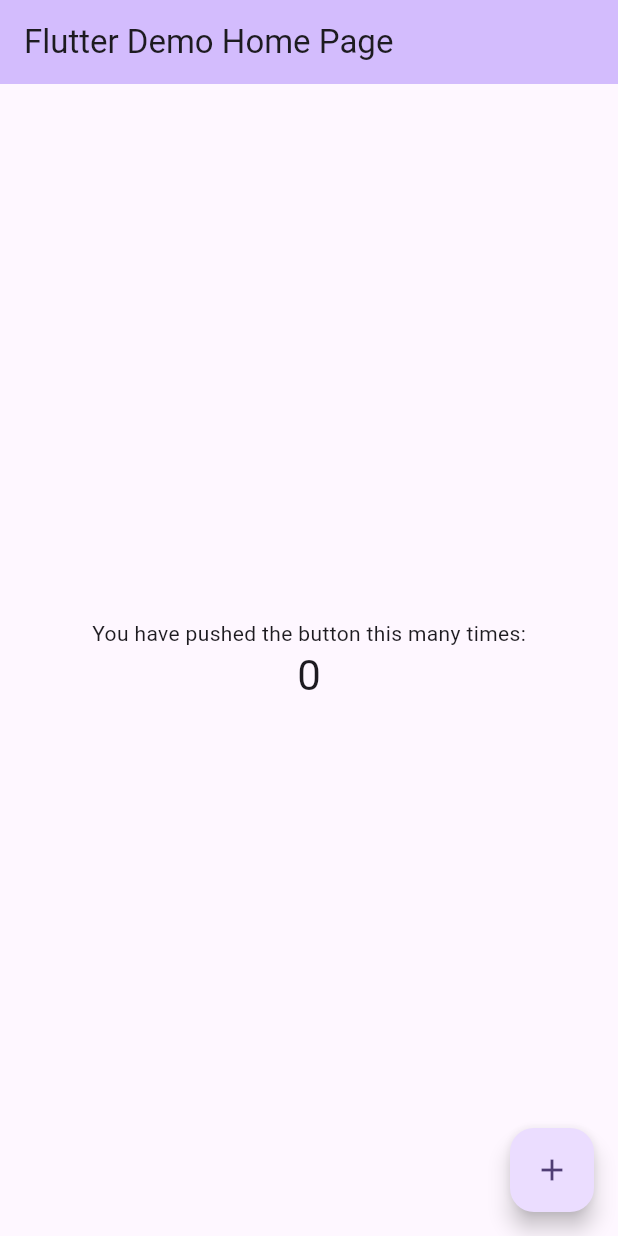
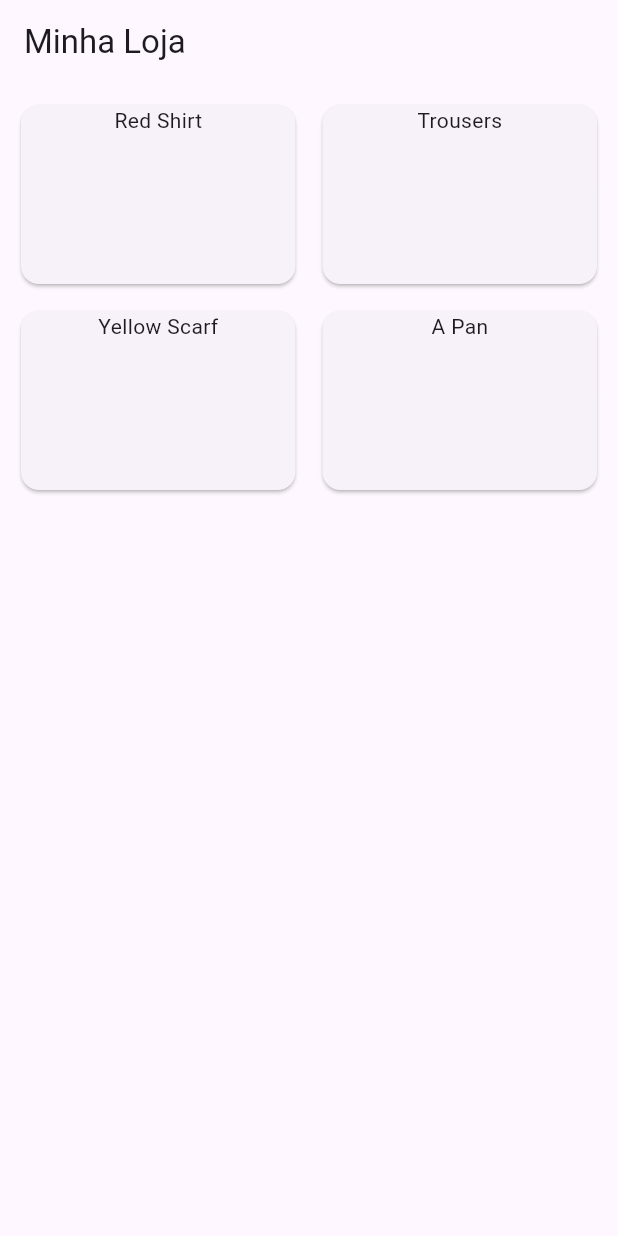
Before and after one commit to danilofreeire/minha-loja, a Flutter app: the screen it shows after launch, on a phone screen of 412 x 824 dp. Run offline on Flutter 3.47's test engine with Material 3 defaults, Android fonts, the phone set to English and light mode, and no system bars.

Commit message:
tela inicial que mostra os produtos em forma de grid

```diff
--- /dev/null
+++ b/lib/data/dummy_data.dart
@@ -0,0 +1,35 @@
+import 'package:minha_loja/models/product.dart';
+
+final dummyProduct = [
+  Product(
+    id: 'p1',
+    title: 'Red Shirt',
+    description: 'A red shirt - it is pretty red!',
+    price: 29.99,
+    imageUrl:
+        'https://cdn.pixabay.com/photo/2016/10/02/22/17/red-t-shirt-1710578_1280.jpg',
+  ),
+  Product(
+    id: 'p2',
+    title: 'Trousers',
+    description: 'A nice pair of trousers.',
+    price: 59.99,
+    imageUrl:
+        'https://upload.wikimedia.org/wikipedia/commons/thumb/e/e8/Trousers%2C_dress_%28AM_1960.022-8%29.jpg/512px-Trousers%2C_dress_%28AM_1960.022-8%29.jpg',
+  ),
+  Product(
+    id: 'p3',
+    title: 'Yellow Scarf',
+    description: 'Warm and cozy - exactly what you need for the winter.',
+    price: 19.99,
+    imageUrl: 'https://live.staticflickr.com/4043/4438260868_cc79b3369d_z.jpg',
+  ),
+  Product(
+    id: 'p4',
+    title: 'A Pan',
+    description: 'Prepare any meal you want.',
+    price: 49.99,
+    imageUrl:
+        'https://upload.wikimedia.org/wikipedia/commons/thumb/1/14/Cast-Iron-Pan.jpg/1024px-Cast-Iron-Pan.jpg',
+  ),
+];
--- a/lib/main.dart
+++ b/lib/main.dart
@@ -1,122 +1,22 @@
 import 'package:flutter/material.dart';
+import 'package:minha_loja/views/prodcuts_overview_view.dart';
 
 void main() {
   runApp(const MyApp());
 }
 
 class MyApp extends StatelessWidget {
-  const MyApp({super.key});
+  const MyApp({Key? key}) : super(key: key);
 
   // This widget is the root of your application.
   @override
   Widget build(BuildContext context) {
     return MaterialApp(
       title: 'Flutter Demo',
-      theme: ThemeData(
-        // This is the theme of your application.
-        //
-        // TRY THIS: Try running your application with "flutter run". You'll see
-        // the application has a purple toolbar. Then, without quitting the app,
-        // try changing the seedColor in the colorScheme below to Colors.green
-        // and then invoke "hot reload" (save your changes or press the "hot
-        // reload" button in a Flutter-supported IDE, or press "r" if you used
-        // the command line to start the app).
-        //
-        // Notice that the counter didn't reset back to zero; the application
-        // state is not lost during the reload. To reset the state, use hot
-        // restart instead.
-        //
-        // This works for code too, not just values: Most code changes can be
-        // tested with just a hot reload.
-        colorScheme: ColorScheme.fromSeed(seedColor: Colors.deepPurple),
-      ),
-      home: const MyHomePage(title: 'Flutter Demo Home Page'),
+      theme: ThemeData(primarySwatch: Colors.blue),
+      home: ProdcutsOverviewView(),
+
+      debugShowCheckedModeBanner: false,
     );
   }
 }
-
-class MyHomePage extends StatefulWidget {
-  const MyHomePage({super.key, required this.title});
-
-  // This widget is the home page of your application. It is stateful, meaning
-  // that it has a State object (defined below) that contains fields that affect
-  // how it looks.
-
-  // This class is the configuration for the state. It holds the values (in this
-  // case the title) provided by the parent (in this case the App widget) and
-  // used by the build method of the State. Fields in a Widget subclass are
-  // always marked "final".
-
-  final String title;
-
-  @override
-  State<MyHomePage> createState() => _MyHomePageState();
-}
-
-class _MyHomePageState extends State<MyHomePage> {
-  int _counter = 0;
-
-  void _incrementCounter() {
-    setState(() {
-      // This call to setState tells the Flutter framework that something has
-      // changed in this State, which causes it to rerun the build method below
-      // so that the display can reflect the updated values. If we changed
-      // _counter without calling setState(), then the build method would not be
-      // called again, and so nothing would appear to happen.
-      _counter++;
-    });
-  }
-
-  @override
-  Widget build(BuildContext context) {
-    // This method is rerun every time setState is called, for instance as done
-    // by the _incrementCounter method above.
-    //
-    // The Flutter framework has been optimized to make rerunning build methods
-    // fast, so that you can just rebuild anything that needs updating rather
-    // than having to individually change instances of widgets.
-    return Scaffold(
-      appBar: AppBar(
-        // TRY THIS: Try changing the color here to a specific color (to
-        // Colors.amber, perhaps?) and trigger a hot reload to see the AppBar
-        // change color while the other colors stay the same.
-        backgroundColor: Theme.of(context).colorScheme.inversePrimary,
-        // Here we take the value from the MyHomePage object that was created by
-        // the App.build method, and use it to set our appbar title.
-        title: Text(widget.title),
-      ),
-      body: Center(
-        // Center is a layout widget. It takes a single child and positions it
-        // in the middle of the parent.
-        child: Column(
-          // Column is also a layout widget. It takes a list of children and
-          // arranges them vertically. By default, it sizes itself to fit its
-          // children horizontally, and tries to be as tall as its parent.
-          //
-          // Column has various properties to control how it sizes itself and
-          // how it positions its children. Here we use mainAxisAlignment to
-          // center the children vertically; the main axis here is the vertical
-          // axis because Columns are vertical (the cross axis would be
-          // horizontal).
-          //
-          // TRY THIS: Invoke "debug painting" (choose the "Toggle Debug Paint"
-          // action in the IDE, or press "p" in the console), to see the
-          // wireframe for each widget.
-          mainAxisAlignment: MainAxisAlignment.center,
-          children: <Widget>[
-            const Text('You have pushed the button this many times:'),
-            Text(
-              '$_counter',
-              style: Theme.of(context).textTheme.headlineMedium,
-            ),
-          ],
-        ),
-      ),
-      floatingActionButton: FloatingActionButton(
-        onPressed: _incrementCounter,
-        tooltip: 'Increment',
-        child: const Icon(Icons.add),
-      ), // This trailing comma makes auto-formatting nicer for build methods.
-    );
-  }
-}
--- /dev/null
+++ b/lib/models/product.dart
@@ -0,0 +1,21 @@
+class Product {
+  final String id;
+  final String title;
+  final String description;
+  final double price;
+  final String imageUrl;
+  bool isFavorite;
+
+  Product({
+    required this.id,
+    required this.title,
+    required this.description,
+    required this.price,
+    required this.imageUrl,
+    this.isFavorite = false,
+  });
+
+  void toggleFavorite() {
+    isFavorite = !isFavorite;
+  }
+}
--- /dev/null
+++ b/lib/views/prodcuts_overview_view.dart
@@ -0,0 +1,32 @@
+import 'package:flutter/material.dart';
+import 'package:minha_loja/data/dummy_data.dart';
+import 'package:minha_loja/models/product.dart';
+
+class ProdcutsOverviewView extends StatelessWidget {
+  final List<Product> loadedProducts = dummyProduct;
+  ProdcutsOverviewView({super.key});
+
+  @override
+  Widget build(BuildContext context) {
+    return Scaffold(
+      appBar: AppBar(title: const Text('Minha Loja')),
+      body: Padding(
+        padding: const EdgeInsets.all(10),
+        child: GridView(
+          gridDelegate: SliverGridDelegateWithFixedCrossAxisCount(
+            crossAxisCount: 2,
+            childAspectRatio: 3 / 2,
+            crossAxisSpacing: 10,
+            mainAxisSpacing: 10,
+          ),
+          children:
+              loadedProducts
+                  .map(
+                    (prod) => Card(child: Column(children: [Text(prod.title)])),
+                  )
+                  .toList(),
+        ),
+      ),
+    );
+  }
+}
--- /dev/null
+++ b/produtos.txt
@@ -0,0 +1,34 @@
+[
+    Product(
+      id: 'p1',
+      title: 'Red Shirt',
+      description: 'A red shirt - it is pretty red!',
+      price: 29.99,
+      imageUrl:
+          'https://cdn.pixabay.com/photo/2016/10/02/22/17/red-t-shirt-1710578_1280.jpg',
+    ),
+    Product(
+      id: 'p2',
+      title: 'Trousers',
+      description: 'A nice pair of trousers.',
+      price: 59.99,
+      imageUrl:
+          'https://upload.wikimedia.org/wikipedia/commons/thumb/e/e8/Trousers%2C_dress_%28AM_1960.022-8%29.jpg/512px-Trousers%2C_dress_%28AM_1960.022-8%29.jpg',
+    ),
+    Product(
+      id: 'p3',
+      title: 'Yellow Scarf',
+      description: 'Warm and cozy - exactly what you need for the winter.',
+      price: 19.99,
+      imageUrl:
+          'https://live.staticflickr.com/4043/4438260868_cc79b3369d_z.jpg',
+    ),
+    Product(
+      id: 'p4',
+      title: 'A Pan',
+      description: 'Prepare any meal you want.',
+      price: 49.99,
+      imageUrl:
+          'https://upload.wikimedia.org/wikipedia/commons/thumb/1/14/Cast-Iron-Pan.jpg/1024px-Cast-Iron-Pan.jpg',
+    ),
+  ]
--- a/pubspec.yaml
+++ b/pubspec.yaml
@@ -2,7 +2,7 @@ name: minha_loja
 description: "A new Flutter project."
 # The following line prevents the package from being accidentally published to
 # pub.dev using `flutter pub publish`. This is preferred for private packages.
-publish_to: 'none' # Remove this line if you wish to publish to pub.dev
+publish_to: "none" # Remove this line if you wish to publish to pub.dev
 
 # The following defines the version and build number for your application.
 # A version number is three numbers separated by dots, like 1.2.43
@@ -30,6 +30,8 @@ environment:
 dependencies:
   flutter:
     sdk: flutter
+  provider: ^6.0.3
+  intl: ^0.17.0
 
   # The following adds the Cupertino Icons font to your application.
   # Use with the CupertinoIcons class for iOS style icons.
@@ -51,7 +53,6 @@ dev_dependencies:
 
 # The following section is specific to Flutter packages.
 flutter:
-
   # The following line ensures that the Material Icons font is
   # included with your application, so that you can use the icons in
   # the material Icons class.
```
Also changed, not shown: assets/fonts/Anton-Regular.ttf (added), assets/fonts/Lato-Bold.ttf (added), assets/fonts/Lato-Regular.ttf (added), pubspec.lock.
